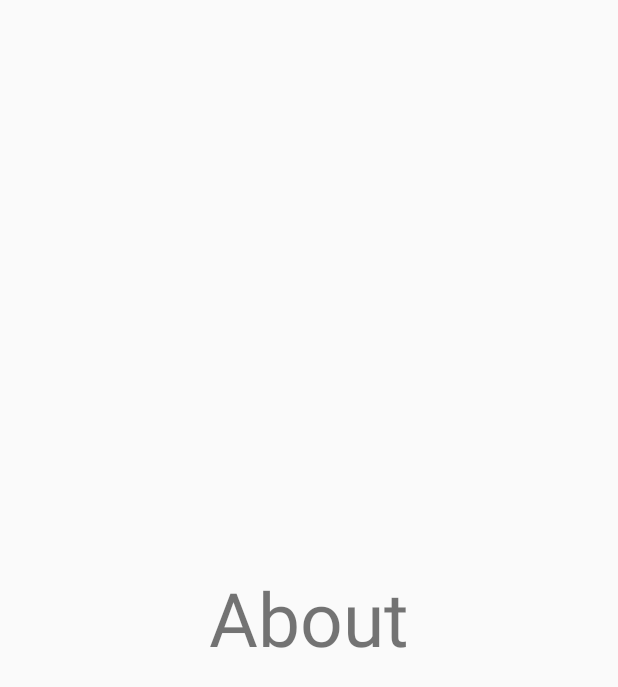
After one commit to YuriyDidenko/ComingHome, an Android app: the fragment AboutFragment placed in its activity, on a phone screen of 412 x 824 dp. The commit adds this screen. Shown: the top 687 px of the screen. Run offline under Robolectric (Android 15) with nearby library versions, the phone set to English and light mode, and no system bars; 3 statements that could not run were skipped.

Commit message:
added drawer layout and fragments

```diff
--- a/app/build.gradle
+++ b/app/build.gradle
@@ -6,7 +6,7 @@ android {
 
     defaultConfig {
         applicationId "example.com.cominghome"
-        minSdkVersion 11
+        minSdkVersion 14
         targetSdkVersion 19
         versionCode 1
         versionName "1.0"
--- /dev/null
+++ b/app/src/main/java/example/com/cominghome/ui/MainActivity.java
@@ -0,0 +1,122 @@
+package example.com.cominghome.ui;
+
+import android.os.Bundle;
+import android.support.v4.app.Fragment;
+import android.support.v4.app.FragmentActivity;
+import android.support.v4.app.FragmentManager;
+import android.support.v4.widget.DrawerLayout;
+import android.support.v7.app.ActionBarDrawerToggle;
+import android.support.v7.widget.Toolbar;
+import android.util.Log;
+import android.view.View;
+import android.widget.AdapterView;
+import android.widget.ListView;
+
+import com.google.android.gms.maps.GoogleMap;
+
+import example.com.cominghome.R;
+import example.com.cominghome.ui.fragments.AboutFragment;
+import example.com.cominghome.ui.fragments.MapsFragment;
+import example.com.cominghome.ui.fragments.OptionsFragment;
+import example.com.cominghome.utils.DrawerItem;
+import example.com.cominghome.utils.DrawerItemAdapter;
+import example.com.cominghome.utils.Utils;
+
+public class MainActivity extends FragmentActivity {
+    private DrawerLayout mDrawerLayout;
+    private ListView mDrawerList;
+
+    private Fragment currentFragment;
+
+    @Override
+    protected void onCreate(Bundle savedInstanceState) {
+        super.onCreate(savedInstanceState);
+        setContentView(R.layout.activity_main);
+
+        mDrawerLayout = (DrawerLayout) findViewById(R.id.drawer_layout);
+        mDrawerList = (ListView) findViewById(R.id.left_drawer);
+
+        DrawerItem[] drawerItem = new DrawerItem[5];
+
+        drawerItem[0] = new DrawerItem(R.drawable.abc_switch_track_mtrl_alpha, "Карта");
+        drawerItem[1] = new DrawerItem(R.drawable.abc_switch_track_mtrl_alpha, "Вид карты");
+        drawerItem[2] = new DrawerItem(R.drawable.abc_switch_track_mtrl_alpha, "Reset");
+        drawerItem[3] = new DrawerItem(R.drawable.abc_switch_track_mtrl_alpha, "Options");
+        drawerItem[4] = new DrawerItem(R.drawable.abc_switch_track_mtrl_alpha, "About");
+
+        DrawerItemAdapter adapter = new DrawerItemAdapter(this, R.layout.drawer_item_row, drawerItem);
+        mDrawerList.setAdapter(adapter);
+
+        ActionBarDrawerToggle mDrawerToggle = new ActionBarDrawerToggle(this, mDrawerLayout, new Toolbar(this),
+                R.string.drawer_open, R.string.drawer_close) {
+            public void onDrawerClosed(View view) {
+                super.onDrawerClosed(view);
+            }
+
+            public void onDrawerOpened(View drawerView) {
+                super.onDrawerOpened(drawerView);
+            }
+        };
+        mDrawerLayout.setDrawerListener(mDrawerToggle);
+        mDrawerList.setOnItemClickListener(new DrawerItemClickListener());
+
+        currentFragment = new MapsFragment();
+        FragmentManager fragmentManager = getSupportFragmentManager();
+        fragmentManager.beginTransaction().replace(R.id.content_frame, currentFragment).commit();
+    }
+
+    private class DrawerItemClickListener implements ListView.OnItemClickListener {
+        @Override
+        public void onItemClick(AdapterView<?> parent, View view, int position, long id) {
+            selectItem(position);
+        }
+
+    }
+
+    private void selectItem(int position) {
+
+        switch (position) {
+            // map
+            case 0:
+                if (!(currentFragment instanceof MapsFragment))
+                    currentFragment = new MapsFragment();
+                break;
+            // map view
+            case 1:
+                // тоже что и пред., но передавать в бандл например тип карты
+                Bundle bundle = new Bundle();
+                bundle.putInt(Utils.MAP_TYPE_KEY, GoogleMap.MAP_TYPE_HYBRID);
+                currentFragment = new MapsFragment();
+                currentFragment.setArguments(bundle);
+                break;
+            // reset
+            case 2:
+                // хуй его знает
+                currentFragment = null;
+                break;
+            // options
+            case 3:
+                // продумать options
+                currentFragment = new OptionsFragment();
+                break;
+            // about
+            case 4:
+                currentFragment = new AboutFragment();
+                break;
+            default:
+                break;
+        }
+
+        if (currentFragment != null) {
+            FragmentManager fragmentManager = getSupportFragmentManager();
+            fragmentManager.beginTransaction().replace(R.id.content_frame, currentFragment).commit();
+
+            mDrawerList.setItemChecked(position, true);
+            mDrawerList.setSelection(position);
+            mDrawerLayout.closeDrawer(mDrawerList);
+
+        } else {
+            Log.e("MainActivity", "Error in creating fragment");
+        }
+    }
+}
--- /dev/null
+++ b/app/src/main/java/example/com/cominghome/ui/fragments/AboutFragment.java
@@ -0,0 +1,24 @@
+package example.com.cominghome.ui.fragments;
+
+import android.os.Bundle;
+import android.support.v4.app.Fragment;
+import android.view.LayoutInflater;
+import android.view.View;
+import android.view.ViewGroup;
+
+import example.com.cominghome.R;
+
+/**
+ * Created by Loner on 24.05.2015.
+ */
+public class AboutFragment extends Fragment {
+    public AboutFragment() {
+    }
+
+    @Override
+    public View onCreateView(LayoutInflater inflater, ViewGroup container, Bundle savedInstanceState) {
+        View rootView = inflater.inflate(R.layout.fragment_about, container, false);
+
+        return rootView;
+    }
+}
--- a/app/src/main/java/example/com/cominghome/ui/MapsActivity.java
+++ b/app/src/main/java/example/com/cominghome/ui/fragments/MapsFragment.java
@@ -1,4 +1,4 @@
-package example.com.cominghome.ui;
+package example.com.cominghome.ui.fragments;
 
 import android.content.BroadcastReceiver;
 import android.content.Context;
@@ -11,13 +11,17 @@ import android.hardware.SensorEventListener;
 import android.hardware.SensorManager;
 import android.location.Location;
 import android.os.Bundle;
-import android.support.v4.app.FragmentActivity;
+import android.support.v4.app.Fragment;
+import android.util.Log;
+import android.view.LayoutInflater;
 import android.view.View;
+import android.view.ViewGroup;
 import android.widget.Button;
 import android.widget.Toast;
 
 import com.google.android.gms.maps.CameraUpdateFactory;
 import com.google.android.gms.maps.GoogleMap;
+import com.google.android.gms.maps.OnMapReadyCallback;
 import com.google.android.gms.maps.SupportMapFragment;
 import com.google.android.gms.maps.model.BitmapDescriptorFactory;
 import com.google.android.gms.maps.model.LatLng;
@@ -29,13 +33,14 @@ import example.com.cominghome.app.App;
 import example.com.cominghome.background.LocationService;
 import example.com.cominghome.data.DBManager;
 import example.com.cominghome.data.RouteTable;
+import example.com.cominghome.utils.Utils;
 
 import static example.com.cominghome.utils.Utils.BTN_GO_HOME_STATE_KEY;
 import static example.com.cominghome.utils.Utils.BTN_GO_STATE_KEY;
 import static example.com.cominghome.utils.Utils.SHARED_PREFERENCES_NAME;
 import static example.com.cominghome.utils.Utils.ZOOM_KEY;
 
-public class MapsActivity extends FragmentActivity {
+public class MapsFragment extends Fragment {
 
     private GoogleMap mMap;
     private Button btnGo;
@@ -48,29 +53,39 @@ public class MapsActivity extends FragmentActivity {
     private SensorManager manager;
     private SensorListener listener = new SensorListener();
 
+    public MapsFragment() {
+        Log.d(App.TAG, "new MapsFrament()");
+    }
+
     @Override
-    protected void onCreate(Bundle savedInstanceState) {
-        super.onCreate(savedInstanceState);
-        setContentView(R.layout.activity_maps);
+    public View onCreateView(LayoutInflater inflater, ViewGroup container, Bundle savedInstanceState) {
 
-        manager = (SensorManager) getSystemService(Context.SENSOR_SERVICE);
+        View rootView = inflater.inflate(R.layout.fragment_maps, container, false);
+
+        manager = (SensorManager) getActivity().getSystemService(Context.SENSOR_SERVICE);
         receiver = new LocationReceiver();
-        registerReceiver(receiver, receiver.getBroadcastFilter());
+        getActivity().registerReceiver(receiver, receiver.getBroadcastFilter());
 
+        final SupportMapFragment supportMapFragment = ((SupportMapFragment) getChildFragmentManager().findFragmentById(R.id.fragment_map));
         if (mMap == null)
-            mMap = ((SupportMapFragment) getSupportFragmentManager().findFragmentById(R.id.map)).getMap();
+            supportMapFragment.getMapAsync(new OnMapReadyCallBackListener());
+
 
         routeTable = DBManager.getHelper().getRouteTable();
 
-        setButtons();
-        setCurrentLocationMarker();
+        return rootView;
+    }
+
+    @Override
+    public void onActivityCreated(Bundle savedInstanceState) {
+        super.onActivityCreated(savedInstanceState);
     }
 
     private void setCurrentLocationMarker() {
         try {
             LatLng latLngCurrent = new LatLng(
-                    App.getApp(MapsActivity.this).getMe().getLatitude(),
-                    App.getApp(MapsActivity.this).getMe().getLongitude());
+                    App.getApp(getActivity()).getMe().getLatitude(),
+                    App.getApp(getActivity()).getMe().getLongitude());
 
             MarkerOptions options = new MarkerOptions().position(latLngCurrent);
 
@@ -87,10 +102,25 @@ public class MapsActivity extends FragmentActivity {
             currentLocation.setRotation(0);
 
         } catch (Exception e) {
-            Toast.makeText(App.getApp(MapsActivity.this),
+            Toast.makeText(App.getApp(getActivity()),
                     "check your connection or availability of GPS-module", Toast.LENGTH_LONG).show();
             e.printStackTrace();
-            finish();
+//            finish();
+        }
+    }
+
+    private class OnMapReadyCallBackListener implements OnMapReadyCallback {
+        @Override
+        public void onMapReady(GoogleMap googleMap) {
+            mMap = googleMap;
+            setButtons();
+            loadMapState();
+            if (getArguments() != null) {
+                int type = getArguments().getInt(Utils.MAP_TYPE_KEY);
+                mMap.setMapType(type);
+            }
+
+            setCurrentLocationMarker();
         }
     }
 
@@ -107,21 +137,16 @@ public class MapsActivity extends FragmentActivity {
     }
 
     private void setButtons() {
-        btnGo = (Button) findViewById(R.id.btn_go);
-        btnGoHome = (Button) findViewById(R.id.btn_go_home);
-        Button btnReset = (Button) findViewById(R.id.btn_reset);
+        btnGo = (Button) getActivity().findViewById(R.id.btn_go);
+        btnGoHome = (Button) getActivity().findViewById(R.id.btn_go_home);
+        Button btnReset = (Button) getActivity().findViewById(R.id.btn_reset);
 
         //region go
         btnGo.setOnClickListener(new View.OnClickListener() {
             @Override
             public void onClick(View v) {
                 try {
-                    //Log.d(App.TAG, "Go: before startservice");
-
-                    startService(new Intent(LocationService.ACTION_START_RECORD));
-
-
-                    //Log.d(App.TAG, "Go: after startservice");
+                    getActivity().startService(new Intent(LocationService.ACTION_START_RECORD));
                 } catch (Exception e) {
                     e.printStackTrace();
                 }
@@ -140,9 +165,9 @@ public class MapsActivity extends FragmentActivity {
                     endLocation = mMap.addMarker(new MarkerOptions().position(latlngLast).title("end"));
                     btnGoHome.setEnabled(false);
 
-                    startService(new Intent(LocationService.ACTION_STOP_RECORD));
+                    getActivity().startService(new Intent(LocationService.ACTION_STOP_RECORD));
                 } catch (Exception e) {
-                    Toast.makeText(getApplicationContext(), e.toString(), Toast.LENGTH_SHORT).show();
+                    Toast.makeText(getActivity(), e.toString(), Toast.LENGTH_SHORT).show();
                     e.printStackTrace();
                 }
             }
@@ -154,7 +179,7 @@ public class MapsActivity extends FragmentActivity {
             @Override
             public void onClick(View v) {
                 try {
-                    startService(new Intent(LocationService.ACTION_STOP_RECORD));
+                    getActivity().startService(new Intent(LocationService.ACTION_STOP_RECORD));
 
                     removeSavedData();
 
@@ -164,13 +189,13 @@ public class MapsActivity extends FragmentActivity {
                     btnGo.setEnabled(true);
                     btnGoHome.setEnabled(true);
                 } catch (Exception e) {
-                    Toast.makeText(getApplicationContext(), e.toString(), Toast.LENGTH_SHORT).show();
+                    Toast.makeText(getActivity(), e.toString(), Toast.LENGTH_SHORT).show();
                     e.printStackTrace();
                 }
             }
         });
 
-        Button btn = (Button) findViewById(R.id.btn_turn_mode);
+        Button btn = (Button) getActivity().findViewById(R.id.btn_turn_mode);
         btn.setOnClickListener(new View.OnClickListener() {
             @Override
             public void onClick(View v) {
@@ -182,7 +207,7 @@ public class MapsActivity extends FragmentActivity {
 
     //region shared_prefs
     private void saveMapState() {
-        SharedPreferences prefs = getSharedPreferences(SHARED_PREFERENCES_NAME, MODE_PRIVATE);
+        SharedPreferences prefs = getActivity().getSharedPreferences(SHARED_PREFERENCES_NAME, Context.MODE_PRIVATE);
         SharedPreferences.Editor editor = prefs.edit();
 
         editor.putBoolean(BTN_GO_STATE_KEY, btnGo.isEnabled());
@@ -194,7 +219,7 @@ public class MapsActivity extends FragmentActivity {
     }
 
     private void loadMapState() {
-        SharedPreferences prefs = getSharedPreferences(SHARED_PREFERENCES_NAME, MODE_PRIVATE);
+        SharedPreferences prefs = getActivity().getSharedPreferences(SHARED_PREFERENCES_NAME, Context.MODE_PRIVATE);
 
         boolean isGoEnabled, isGoHomeEnabled;
         isGoEnabled = prefs.getBoolean(BTN_GO_STATE_KEY, true);
@@ -216,17 +241,16 @@ public class MapsActivity extends FragmentActivity {
             endLocation = mMap.addMarker(new MarkerOptions().position(latlngEnd).title("end"));
             btnGoHome.setEnabled(false);
         }
-
         mMap.animateCamera(CameraUpdateFactory.newLatLngZoom(new LatLng(
-                        App.getApp(MapsActivity.this).getMe().getLatitude(),
-                        App.getApp(MapsActivity.this).getMe().getLongitude()),
+                        App.getApp(getActivity()).getMe().getLatitude(),
+                        App.getApp(getActivity()).getMe().getLongitude()),
                 zoom));
 
         //Log.d(App.TAG, "data was loaded: 1 enabled - " + isGoEnabled + ", 2 enabled - " + isGoHomeEnabled);
     }
 
     private void removeSavedData() {
-        SharedPreferences prefs = getSharedPreferences(SHARED_PREFERENCES_NAME, MODE_PRIVATE);
+        SharedPreferences prefs = getActivity().getSharedPreferences(SHARED_PREFERENCES_NAME, Context.MODE_PRIVATE);
         SharedPreferences.Editor editor = prefs.edit();
         editor.remove(BTN_GO_STATE_KEY);
         editor.remove(BTN_GO_HOME_STATE_KEY);
@@ -253,38 +277,32 @@ public class MapsActivity extends FragmentActivity {
     //endregion
 
     @Override
-    protected void onDestroy() {
-        unregisterReceiver(receiver);
+    public void onDestroy() {
+        getActivity().unregisterReceiver(receiver);
         super.onDestroy();
     }
 
     @Override
-    protected void onPause() {
+    public void onPause() {
         super.onPause();
     }
 
     @Override
-    protected void onResume() {
+    public void onResume() {
         super.onResume();
-        //setCurrentLocationMarker();
+        setCurrentLocationMarker();
     }
 
     @Override
-    protected void onStart() {
+    public void onStart() {
         super.onStart();
-        loadMapState();
+//        loadMapState();
     }
 
     @Override
-    protected void onStop() {
+    public void onStop() {
         super.onStop();
         saveMapState();
-    }
-
-    @Override
-    public void onBackPressed() {
-        finish();
-        super.onBackPressed();
     }
 
     private class LocationReceiver extends BroadcastReceiver {
--- /dev/null
+++ b/app/src/main/java/example/com/cominghome/utils/DrawerItem.java
@@ -0,0 +1,17 @@
+package example.com.cominghome.utils;
+
+/**
+ * Created by Loner on 23.05.2015.
+ */
+public class DrawerItem {
+    public int icon;
+    public String name;
+
+    // Constructor.
+    public DrawerItem(int icon, String name) {
+        this.icon = icon;
+        this.name = name;
+
+
+    }
+}
--- /dev/null
+++ b/app/src/main/java/example/com/cominghome/utils/DrawerItemAdapter.java
@@ -0,0 +1,49 @@
+package example.com.cominghome.utils;
+
+import android.app.Activity;
+import android.content.Context;
+import android.view.LayoutInflater;
+import android.view.View;
+import android.view.ViewGroup;
+import android.widget.ArrayAdapter;
+import android.widget.ImageView;
+import android.widget.TextView;
+
+import example.com.cominghome.R;
+
+/**
+ * Created by Loner on 23.05.2015.
+ */
+public class DrawerItemAdapter extends ArrayAdapter<DrawerItem> {
+    private Context mContext;
+    private int layoutResourceId;
+    private DrawerItem data[] = null;
+
+    public DrawerItemAdapter(Context mContext, int layoutResourceId, DrawerItem[] data) {
+
+        super(mContext, layoutResourceId, data);
+        this.layoutResourceId = layoutResourceId;
+        this.mContext = mContext;
+        this.data = data;
+    }
+
+    @Override
+    public View getView(int position, View convertView, ViewGroup parent) {
+
+        View listItem = convertView;
+
+        LayoutInflater inflater = ((Activity) mContext).getLayoutInflater();
+        listItem = inflater.inflate(layoutResourceId, parent, false);
+
+        ImageView imageViewIcon = (ImageView) listItem.findViewById(R.id.imageViewIcon);
+        TextView textViewName = (TextView) listItem.findViewById(R.id.textViewName);
+
+        DrawerItem folder = data[position];
+
+
+        imageViewIcon.setImageResource(folder.icon);
+        textViewName.setText(folder.name);
+
+        return listItem;
+    }
+}
--- /dev/null
+++ b/app/src/main/res/layout/activity_main.xml
@@ -0,0 +1,21 @@
+<android.support.v4.widget.DrawerLayout xmlns:android="http://schemas.android.com/apk/res/android"
+    android:id="@+id/drawer_layout"
+    android:layout_width="match_parent"
+    android:layout_height="match_parent">
+
+    <FrameLayout
+        android:id="@+id/content_frame"
+        android:layout_width="match_parent"
+        android:layout_height="match_parent" />
+
+    <ListView
+        android:id="@+id/left_drawer"
+        android:layout_width="240dp"
+        android:layout_height="match_parent"
+        android:layout_gravity="start"
+        android:background="#111"
+        android:choiceMode="singleChoice"
+        android:divider="@android:color/transparent"
+        android:dividerHeight="0dp" />
+
+</android.support.v4.widget.DrawerLayout>
--- /dev/null
+++ b/app/src/main/res/layout/fragment_about.xml
@@ -0,0 +1,16 @@
+<?xml version="1.0" encoding="utf-8"?>
+<RelativeLayout xmlns:android="http://schemas.android.com/apk/res/android"
+    android:layout_width="match_parent"
+    android:layout_height="match_parent"
+    android:orientation="vertical">
+
+    <TextView
+        android:id="@+id/textView1"
+        android:layout_width="wrap_content"
+        android:layout_height="wrap_content"
+        android:layout_centerHorizontal="true"
+        android:layout_centerVertical="true"
+        android:text="About"
+        android:textSize="50sp" />
+
+</RelativeLayout>
```
Also changed, not shown: app/src/main/AndroidManifest.xml (+4 -3 lines), app/src/main/java/example/com/cominghome/ui/Logo.java (+2 -10 lines), app/src/main/java/example/com/cominghome/ui/fragments/OptionsFragment.java (added, +25 -0 lines), app/src/main/java/example/com/cominghome/utils/Utils.java (+5 -51 lines), app/src/main/res/layout/drawer_item_row.xml (added, +27 -0 lines), app/src/main/res/layout/fragment_maps.xml (renamed from app/src/main/res/layout/activity_maps.xml, +15 -17 lines), app/src/main/res/layout/fragment_options.xml (added, +15 -0 lines), app/src/main/res/values/strings.xml (+11 -0 lines).
